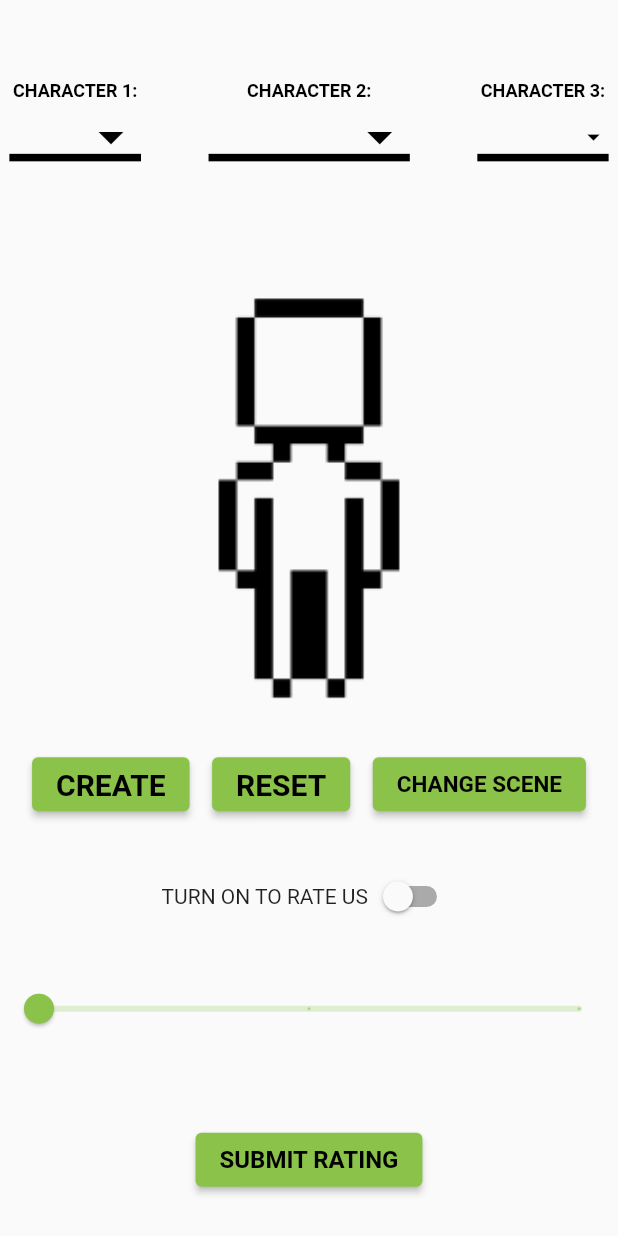
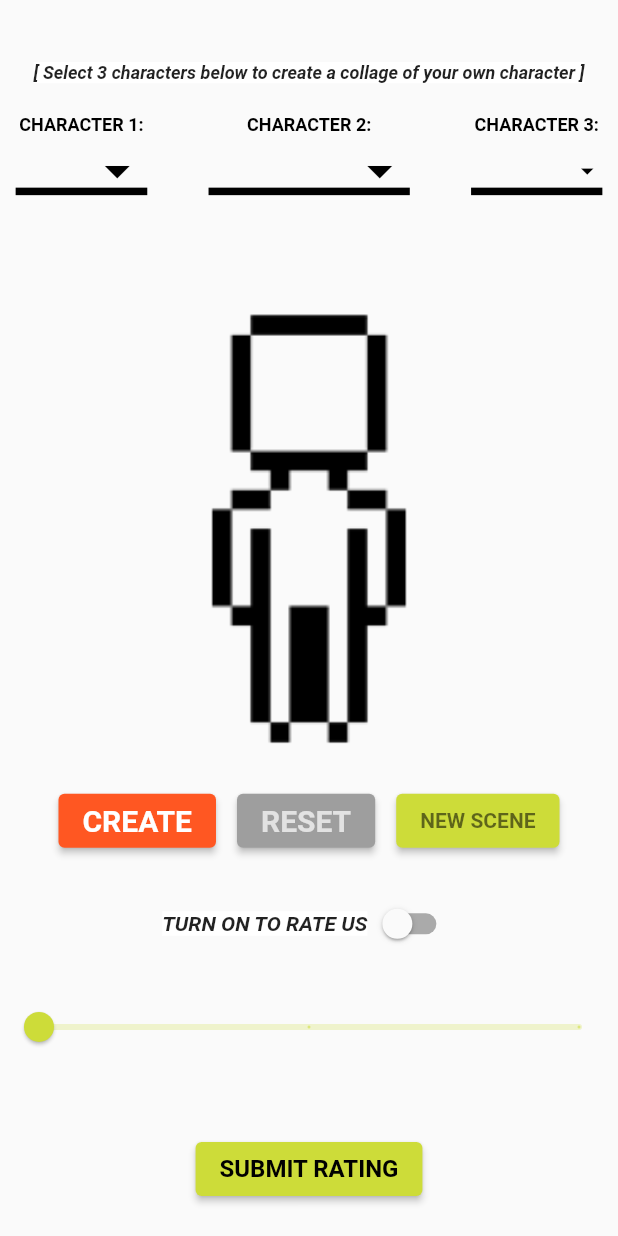
Before and after one commit to eriksoriano/memegenerator, a Flutter app: the screen it shows after launch, on a phone screen of 412 x 824 dp. Run offline on Flutter 3.47's test engine with Material 2 defaults, Android fonts, the phone set to English and light mode, and no system bars.

Commit message:
stylized colors and temproarily removed background

```diff
--- a/lib/main.dart
+++ b/lib/main.dart
@@ -1,6 +1,8 @@
 import 'dart:math';
+import 'dart:ui';
 
 import 'package:flutter/material.dart';
+import 'package:flutter/widgets.dart';
 
 void main() {
   runApp(const MyApp());
@@ -14,7 +16,7 @@ class MyApp extends StatelessWidget {
     return MaterialApp(
       title: 'Flutter Demo',
       theme: ThemeData(
-        primarySwatch: Colors.lightGreen,
+        primarySwatch: Colors.lime,
       ),
       home: const MyHomePage(title: 'Create a friend using dropdown below'),
     );
@@ -74,7 +76,7 @@ class _MyHomePageState extends State<MyHomePage> {
       else if (dropdownvalue == headoptions[1] &&
           dropdownvalue2 == faceoptions[1] &&
           dropdownvalue3 == bodyoptions[1]) {
-        afterText = "COMBO 1";
+        afterText = "Your New Friend: Super Sonic Meanie Mouse";
         showPic = photoCombo1[1];
       } //2ND combo
       else if (dropdownvalue == headoptions[2] &&
@@ -229,20 +231,31 @@ class _MyHomePageState extends State<MyHomePage> {
       body: Container(
         // decoration: BoxDecoration(
         //   image: DecorationImage(
-        //     opacity: 80,
+        //     opacity: 100,
         //     image: AssetImage(
         //       _shuffleImages,
         //     ),
-        //     fit: BoxFit.contain,
+        //     fit: BoxFit.cover,
         //   ),
         // ),
         child: Column(
           mainAxisAlignment: MainAxisAlignment.spaceEvenly,
           children: <Widget>[
             const SizedBox(width: 20),
+            Text(
+              "[ Select 3 characters below to create a collage of your own character ]",
+              style: TextStyle(
+                backgroundColor: Colors.white,
+                fontWeight: FontWeight.bold,
+                fontSize: 12,
+                fontStyle: FontStyle.italic,
+              ),
+              textAlign: TextAlign.center,
+            ),
+            // const SizedBox(width: 20),
             Row(
               // row contains 3 columns
-              mainAxisAlignment: MainAxisAlignment.spaceAround,
+              mainAxisAlignment: MainAxisAlignment.spaceEvenly,
               children: <Widget>[
                 Column(
                   children: [
@@ -369,11 +382,16 @@ class _MyHomePageState extends State<MyHomePage> {
               child: Text(
                 afterText,
                 textAlign: TextAlign.center,
-                style: TextStyle(fontSize: 20),
+                style: TextStyle(
+                  fontSize: 20,
+                  fontStyle: FontStyle.italic,
+                  color: Colors.white,
+                  backgroundColor: Colors.deepOrange,
+                ),
               ),
             ),
             Image(
-              width: 280,
+              width: 300,
               image: AssetImage(showPic),
               fit: BoxFit.fitWidth,
             ),
@@ -384,23 +402,46 @@ class _MyHomePageState extends State<MyHomePage> {
                   onPressed: _createCharacter,
                   child: Text(
                     'CREATE',
-                    style: TextStyle(fontWeight: FontWeight.bold, fontSize: 20),
+                    style: TextStyle(
+                      color: Colors.white,
+                      fontWeight: FontWeight.bold,
+                      fontSize: 20,
+                    ),
+                  ),
+                  style: ElevatedButton.styleFrom(
+                    shadowColor: Colors.black,
+                    primary: Colors.deepOrange,
                   ),
                 ),
-                const SizedBox(width: 15),
+                const SizedBox(width: 14),
                 ElevatedButton(
                   onPressed: _resetButton,
                   child: Text(
                     'RESET',
-                    style: TextStyle(fontWeight: FontWeight.bold, fontSize: 20),
+                    style: TextStyle(
+                      fontWeight: FontWeight.bold,
+                      fontSize: 20,
+                      color: Colors.white70,
+                    ),
+                  ),
+                  style: ElevatedButton.styleFrom(
+                    shadowColor: Colors.black,
+                    primary: Colors.grey,
                   ),
                 ),
-                const SizedBox(width: 15),
+                const SizedBox(width: 14),
                 ElevatedButton(
                   onPressed: shufflebackground,
                   child: Text(
-                    'CHANGE SCENE',
-                    style: TextStyle(fontWeight: FontWeight.bold, fontSize: 15),
+                    'NEW SCENE',
+                    style: TextStyle(
+                        fontWeight: FontWeight.bold,
+                        fontSize: 14,
+                        color: Colors.black54),
+                  ),
+                  style: ElevatedButton.styleFrom(
+                    shadowColor: Colors.black,
+                    primary: Colors.lime,
                   ),
                 ),
               ],
@@ -409,7 +450,15 @@ class _MyHomePageState extends State<MyHomePage> {
             Row(
               mainAxisAlignment: MainAxisAlignment.center,
               children: [
-                Text('TURN ON TO RATE US'),
+                Text(
+                  'TURN ON TO RATE US',
+                  style: TextStyle(
+                    backgroundColor: Colors.white,
+                    fontWeight: FontWeight.bold,
+                    fontSize: 14,
+                    fontStyle: FontStyle.italic,
+                  ),
+                ),
                 Switch(
                   value: _subOrNot, // boolean variable
                   onChanged: _updateSwitch, // function that updates setState
@@ -431,7 +480,8 @@ class _MyHomePageState extends State<MyHomePage> {
                   _subResult,
                   textAlign: TextAlign.center,
                   style: TextStyle(
-                    color: Colors.red,
+                    backgroundColor: Colors.limeAccent,
+                    color: Colors.black,
                     fontSize: 22,
                     fontWeight: FontWeight.bold,
                   ),
```
